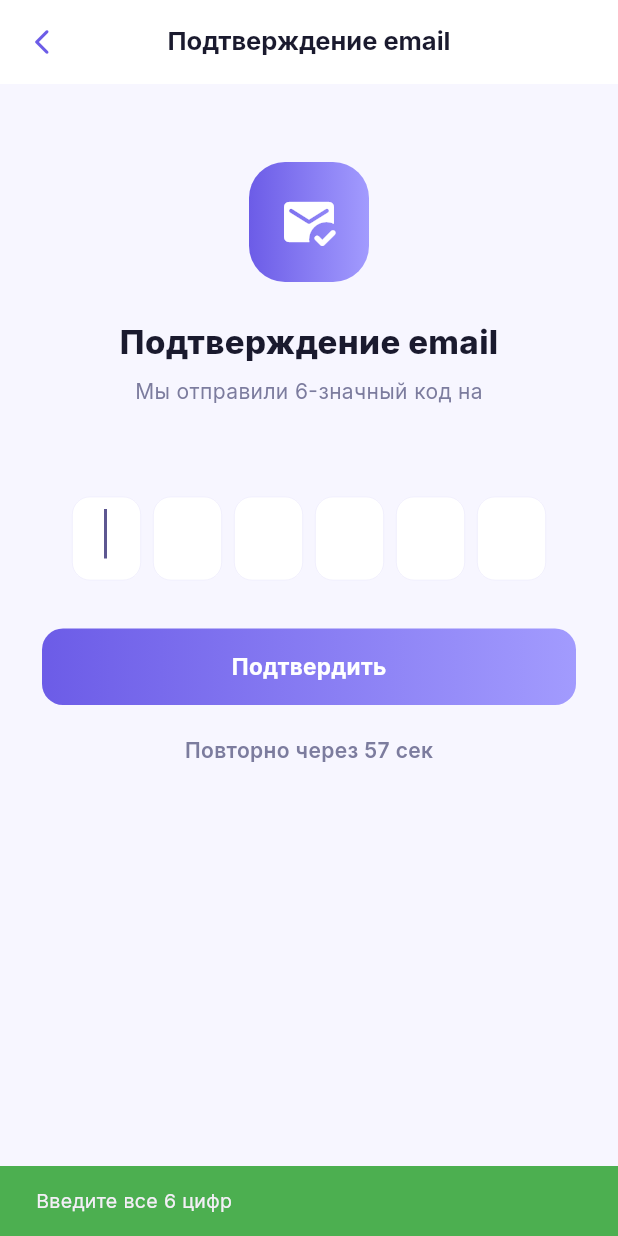
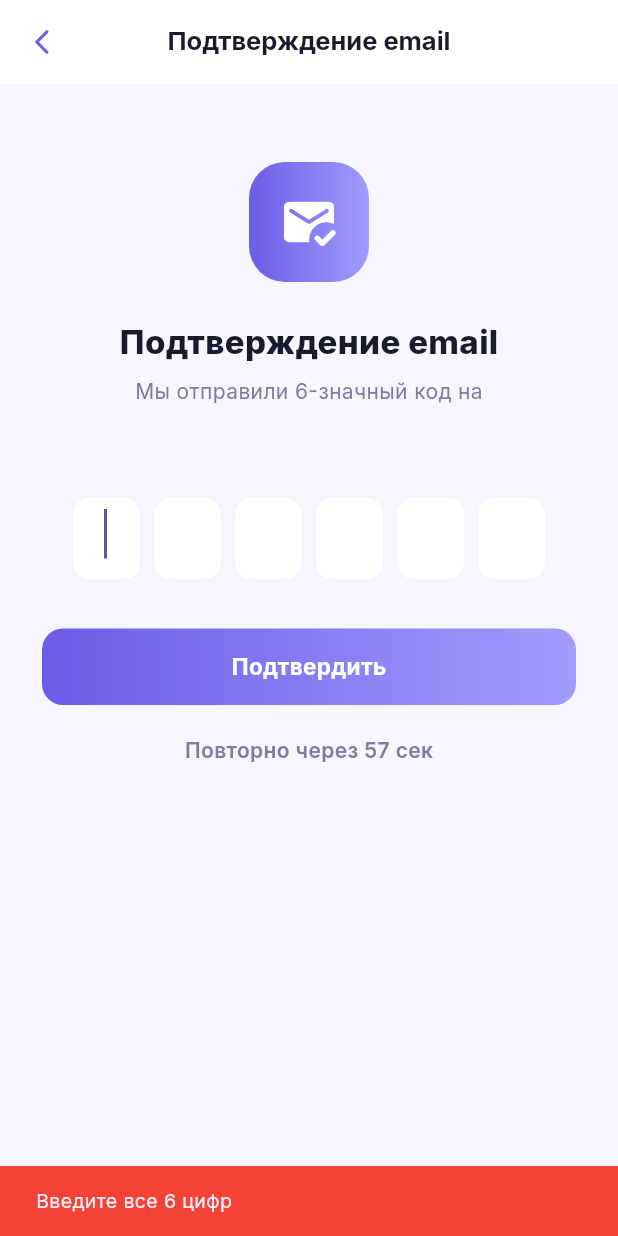
Before and after one commit to Kmr2345/eventhub1, a Flutter app: the VerifyScreen screen opened directly with empty values, after a tap on "Подтвердить", on a phone screen of 412 x 824 dp. Run offline on Flutter 3.47's test engine with Material 3 defaults, Android fonts, the phone set to English and light mode, and no system bars; our stand-ins replace cached_network_image, font_awesome_flutter, google_fonts, image_picker, qr_flutter, share_plus and 1 more; missing offline and left inert: dart:html, mobile_scanner; accounts and stored records are empty.

Commit message:
final version

```diff
--- a/lib/screens/verify_screen.dart
+++ b/lib/screens/verify_screen.dart
@@ -60,7 +60,7 @@ class _VerifyScreenState extends State<VerifyScreen> {
 
   Future<void> _verify() async {
     if (_code.length < 6) {
-      showSnack(context, _t('enterAllDigits'));
+      showSnack(context, _t('enterAllDigits'), isError: true);
       return;
     }
     setState(() => _verifying = true);
@@ -96,8 +96,7 @@ class _VerifyScreenState extends State<VerifyScreen> {
       }
     } catch (e) {
       if (mounted) {
-        showSnack(context, e.toString().replaceFirst('Exception: ', ''));
-        // Очищаем поля при ошибке
+        showSnack(context, e.toString().replaceFirst('Exception: ', ''), isError: true);
         for (final c in _ctrls) c.clear();
         _nodes[0].requestFocus();
       }
@@ -118,7 +117,7 @@ class _VerifyScreenState extends State<VerifyScreen> {
         _nodes[0].requestFocus();
       }
     } catch (e) {
-      if (mounted) showSnack(context, e.toString().replaceFirst('Exception: ', ''));
+      if (mounted) showSnack(context, e.toString().replaceFirst('Exception: ', ''), isError: true);
     } finally {
       if (mounted) setState(() => _resending = false);
     }
```
